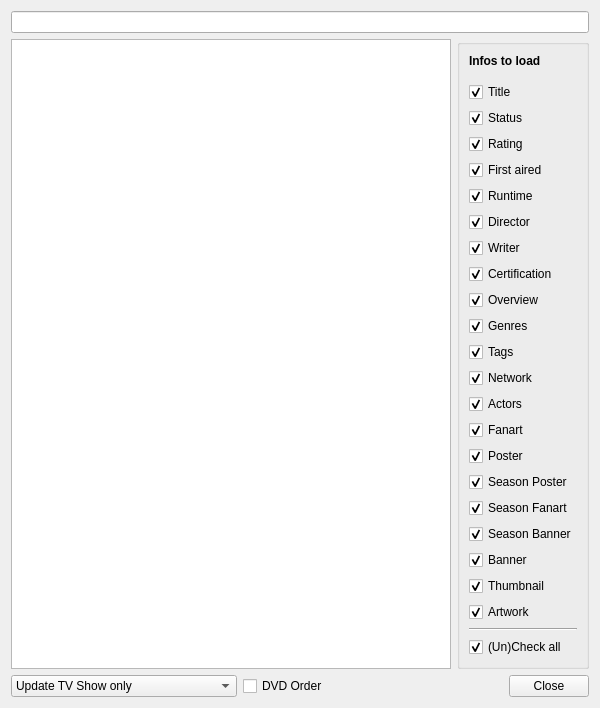
Above: src/tvShows/TvShowSearch.ui from Komet/MediaElch before the change. Below: the same form after it.
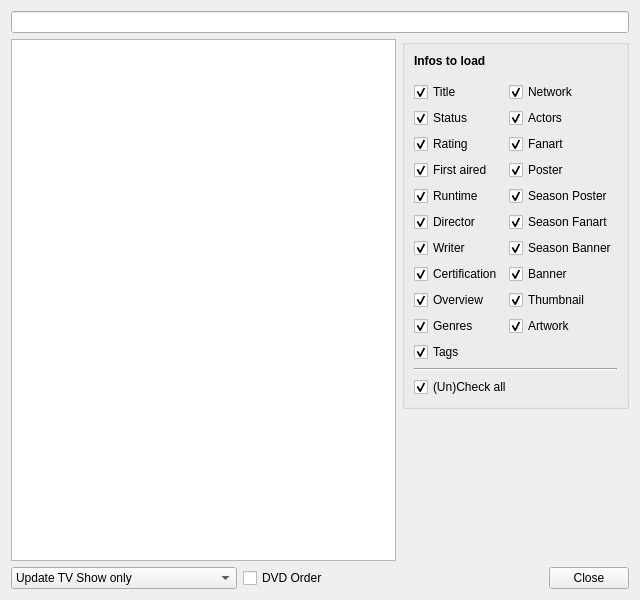
That is the form after the change. Icons and pictures are not drawn. Custom widgets are drawn as their Qt base class.

Commit message: [Search] Restructure checkboxes; reduce height

Patch:
```diff
--- a/src/tvShows/TvShowSearch.ui
+++ b/src/tvShows/TvShowSearch.ui
@@ -9,8 +9,8 @@
    <rect>
     <x>0</x>
     <y>0</y>
-    <width>600</width>
-    <height>680</height>
+    <width>640</width>
+    <height>600</height>
    </rect>
   </property>
   <property name="windowTitle">
@@ -104,6 +104,11 @@
            </spacer>
           </item>
           <item>
+           <layout class="QHBoxLayout" name="verticalLayout_41">
+            <item>
+             <layout class="QVBoxLayout" name="verticalLayout_42">
+
+              <item>
            <widget class="MyCheckBox" name="chkTitle">
             <property name="text">
              <string>Title</string>
@@ -214,6 +219,23 @@
            </widget>
           </item>
           <item>
+               <spacer name="verticalSpacer_31">
+                <property name="orientation">
+                 <enum>Qt::Vertical</enum>
+                </property>
+                <property name="sizeHint" stdset="0">
+                 <size>
+                  <width>20</width>
+                  <height>0</height>
+                 </size>
+                </property>
+               </spacer>
+              </item>
+             </layout>
+            </item>
+            <item>
+             <layout class="QVBoxLayout" name="verticalLayout_43">
+              <item>
            <widget class="MyCheckBox" name="chkNetwork">
             <property name="text">
              <string>Network</string>
@@ -312,6 +334,23 @@
              <bool>true</bool>
             </property>
            </widget>
+              </item>
+              <item>
+               <spacer name="verticalSpacer_32">
+                <property name="orientation">
+                 <enum>Qt::Vertical</enum>
+                </property>
+                <property name="sizeHint" stdset="0">
+                 <size>
+                  <width>20</width>
+                  <height>0</height>
+                 </size>
+                </property>
+               </spacer>
+              </item>
+             </layout>
+            </item>
+           </layout>
           </item>
           <item>
            <widget class="Line" name="line">
```
Left out of the diff: 3 changed lines with no effect on the pictures. Lines whose indentation alone changed are shown as unchanged. The commit also changes 3 other files.
